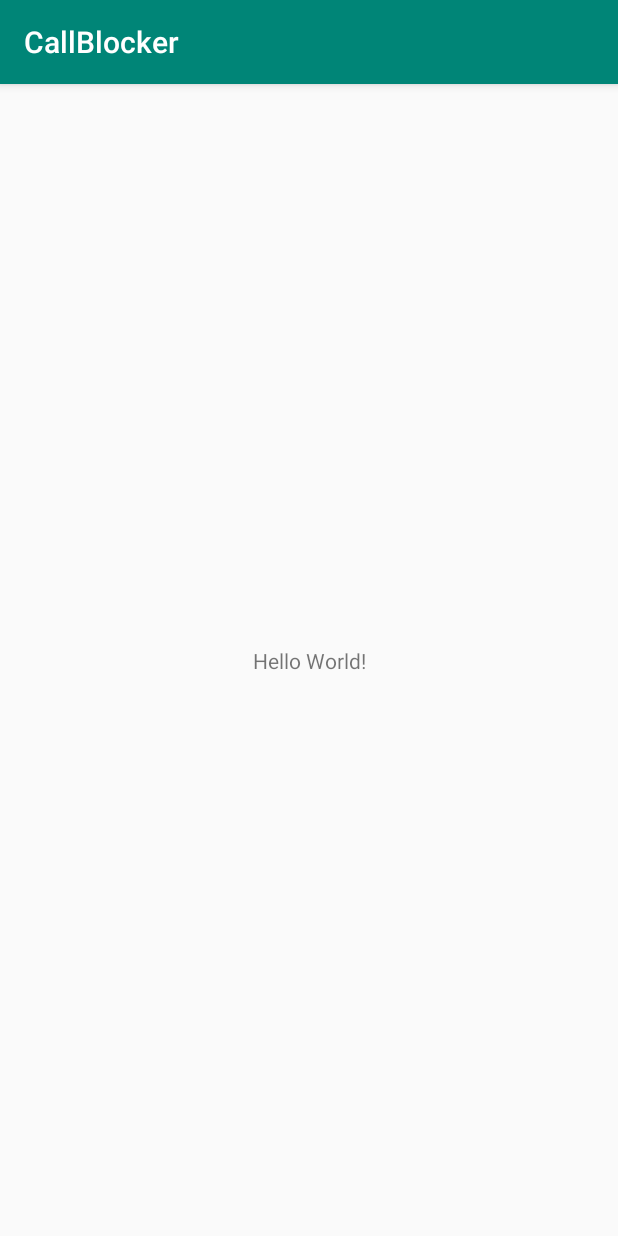
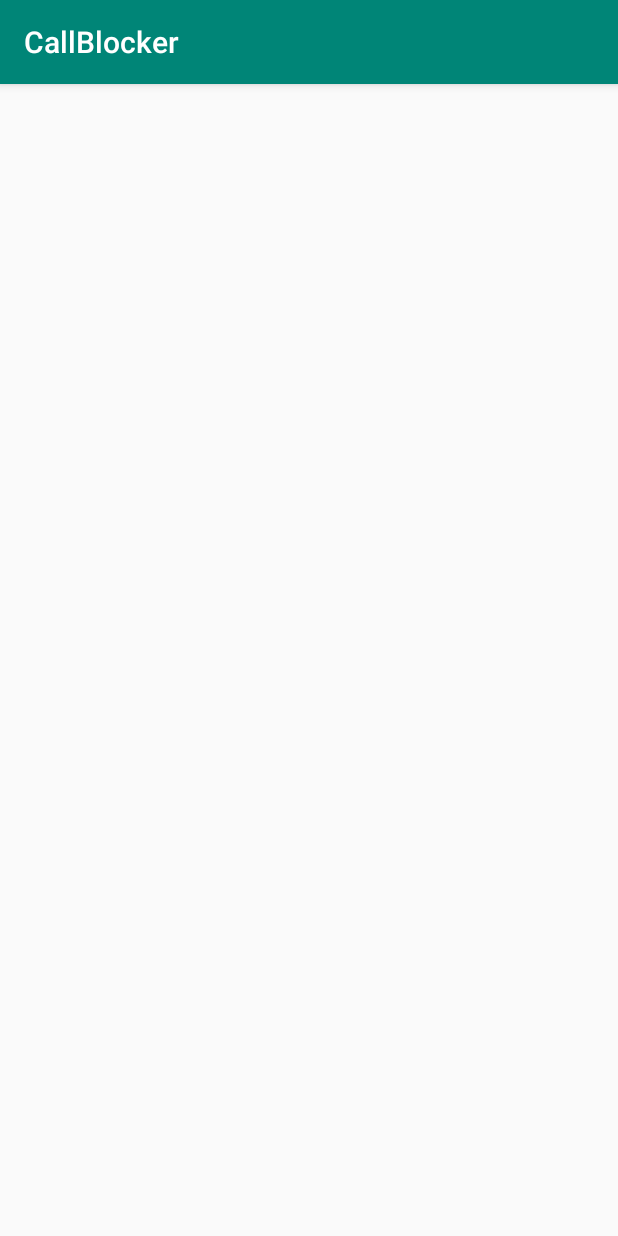
Before and after one commit to panw0838/CallBlocker, an Android app: the screen it shows after launch (MainActivity), on a phone screen of 412 x 824 dp. Run offline under Robolectric (Android 15) with nearby library versions, the phone set to English and light mode, and no system bars.

Commit message:
开机启动

```diff
--- a/app/src/main/java/com/example/panwang/callblocker/CallReceiver.java
+++ b/app/src/main/java/com/example/panwang/callblocker/CallReceiver.java
@@ -32,13 +32,10 @@ public class CallReceiver extends BroadcastReceiver {
                 // state 当前状态 incomingNumber,貌似没有去电的API
                 super.onCallStateChanged(state, incomingNumber);
                 switch (state) {
-                    //手机空闲了
                     case TelephonyManager.CALL_STATE_IDLE:
                         break;
-                    //电话被挂起
                     case TelephonyManager.CALL_STATE_OFFHOOK:
                         break;
-                    // 当电话呼入时
                     case TelephonyManager.CALL_STATE_RINGING:
                         Log.e(TAG, "来电号码是：" + incomingNumber);
                         // 如果该号码属于黑名单
@@ -62,7 +59,8 @@ public class CallReceiver extends BroadcastReceiver {
             // 挂断电话
             telephony.endCall();
             //telephony.cancelMissedCallsNotification();
-        } catch (Exception e) {
+        }
+        catch (Exception e) {
             Log.e(TAG, "error" + e.toString());
         }
     }
--- a/app/src/main/java/com/example/panwang/callblocker/MainActivity.java
+++ b/app/src/main/java/com/example/panwang/callblocker/MainActivity.java
@@ -10,4 +10,5 @@ public class MainActivity extends AppCompatActivity {
         super.onCreate(savedInstanceState);
         setContentView(R.layout.activity_main);
     }
+
 }
--- a/app/src/main/res/layout/activity_main.xml
+++ b/app/src/main/res/layout/activity_main.xml
@@ -6,13 +6,4 @@
     android:layout_height="match_parent"
     tools:context=".MainActivity">
 
-    <TextView
-        android:layout_width="wrap_content"
-        android:layout_height="wrap_content"
-        android:text="Hello World!"
-        app:layout_constraintBottom_toBottomOf="parent"
-        app:layout_constraintLeft_toLeftOf="parent"
-        app:layout_constraintRight_toRightOf="parent"
-        app:layout_constraintTop_toTopOf="parent" />
-
 </android.support.constraint.ConstraintLayout>
```
Also changed, not shown: app/src/main/AndroidManifest.xml (+8 -0 lines), app/src/main/java/com/example/panwang/callblocker/StartReceiver.java (added, +19 -0 lines).
